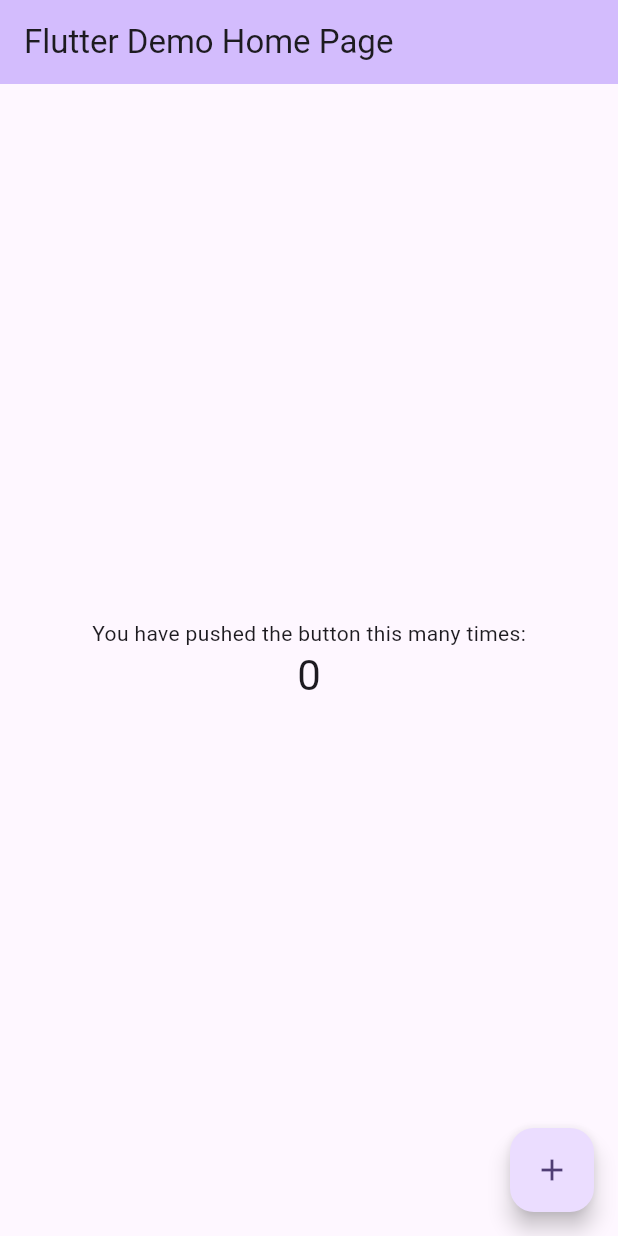
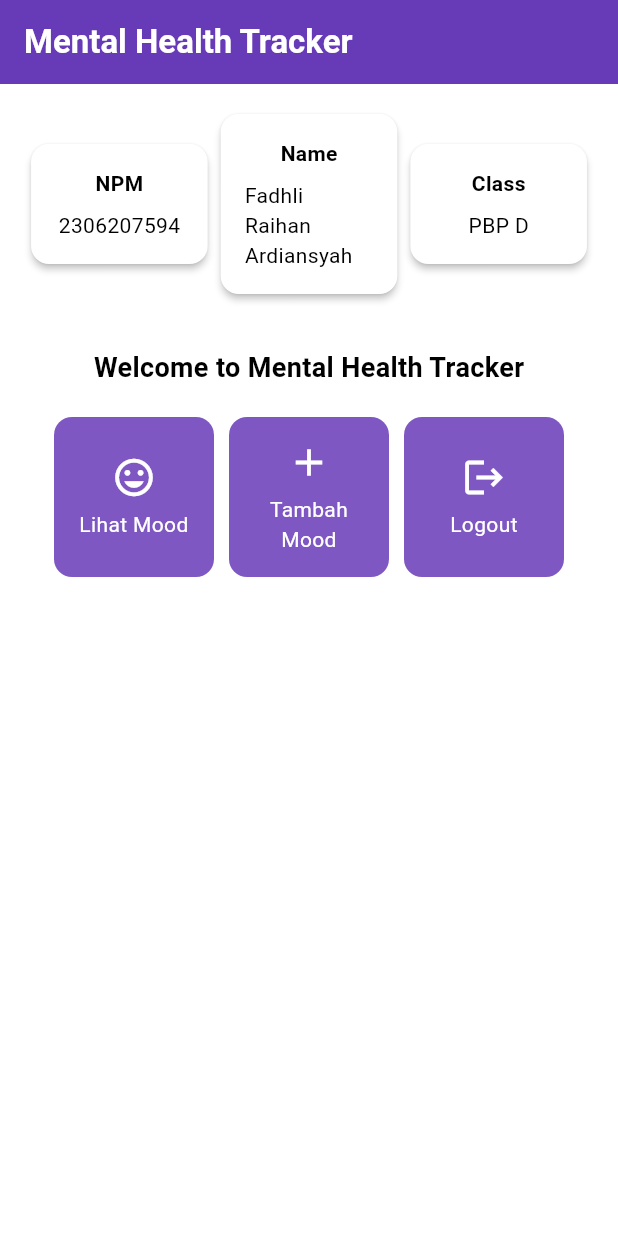
Before and after one commit to Bakuwan/mental-health-tracker-mobile, a Flutter app: the screen it shows after launch, on a phone screen of 412 x 824 dp. Run offline on Flutter 3.47's test engine with Material 3 defaults, Android fonts, the phone set to English and light mode, and no system bars.

Commit message:
Tutorial 6 PBP

```diff
--- a/lib/main.dart
+++ b/lib/main.dart
@@ -1,4 +1,5 @@
 import 'package:flutter/material.dart';
+import 'package:mental_health_tracker/menu.dart';
 
 void main() {
   runApp(const MyApp());
@@ -7,119 +8,16 @@ void main() {
 class MyApp extends StatelessWidget {
   const MyApp({super.key});
 
-  // This widget is the root of your application.
   @override
   Widget build(BuildContext context) {
     return MaterialApp(
       title: 'Flutter Demo',
       theme: ThemeData(
-        // This is the theme of your application.
-        //
-        // TRY THIS: Try running your application with "flutter run". You'll see
-        // the application has a purple toolbar. Then, without quitting the app,
-        // try changing the seedColor in the colorScheme below to Colors.green
-        // and then invoke "hot reload" (save your changes or press the "hot
-        // reload" button in a Flutter-supported IDE, or press "r" if you used
-        // the command line to start the app).
-        //
-        // Notice that the counter didn't reset back to zero; the application
-        // state is not lost during the reload. To reset the state, use hot
-        // restart instead.
-        //
-        // This works for code too, not just values: Most code changes can be
-        // tested with just a hot reload.
-        colorScheme: ColorScheme.fromSeed(seedColor: Colors.deepPurple),
-        useMaterial3: true,
+        colorScheme: ColorScheme.fromSwatch(
+        primarySwatch: Colors.deepPurple,
+        ).copyWith(secondary: Colors.deepPurple[400]),
       ),
-      home: const MyHomePage(title: 'Flutter Demo Home Page'),
+      home: MyHomePage(),
     );
   }
 }
-
-class MyHomePage extends StatefulWidget {
-  const MyHomePage({super.key, required this.title});
-
-  // This widget is the home page of your application. It is stateful, meaning
-  // that it has a State object (defined below) that contains fields that affect
-  // how it looks.
-
-  // This class is the configuration for the state. It holds the values (in this
-  // case the title) provided by the parent (in this case the App widget) and
-  // used by the build method of the State. Fields in a Widget subclass are
-  // always marked "final".
-
-  final String title;
-
-  @override
-  State<MyHomePage> createState() => _MyHomePageState();
-}
-
-class _MyHomePageState extends State<MyHomePage> {
-  int _counter = 0;
-
-  void _incrementCounter() {
-    setState(() {
-      // This call to setState tells the Flutter framework that something has
-      // changed in this State, which causes it to rerun the build method below
-      // so that the display can reflect the updated values. If we changed
-      // _counter without calling setState(), then the build method would not be
-      // called again, and so nothing would appear to happen.
-      _counter++;
-    });
-  }
-
-  @override
-  Widget build(BuildContext context) {
-    // This method is rerun every time setState is called, for instance as done
-    // by the _incrementCounter method above.
-    //
-    // The Flutter framework has been optimized to make rerunning build methods
-    // fast, so that you can just rebuild anything that needs updating rather
-    // than having to individually change instances of widgets.
-    return Scaffold(
-      appBar: AppBar(
-        // TRY THIS: Try changing the color here to a specific color (to
-        // Colors.amber, perhaps?) and trigger a hot reload to see the AppBar
-        // change color while the other colors stay the same.
-        backgroundColor: Theme.of(context).colorScheme.inversePrimary,
-        // Here we take the value from the MyHomePage object that was created by
-        // the App.build method, and use it to set our appbar title.
-        title: Text(widget.title),
-      ),
-      body: Center(
-        // Center is a layout widget. It takes a single child and positions it
-        // in the middle of the parent.
-        child: Column(
-          // Column is also a layout widget. It takes a list of children and
-          // arranges them vertically. By default, it sizes itself to fit its
-          // children horizontally, and tries to be as tall as its parent.
-          //
-          // Column has various properties to control how it sizes itself and
-          // how it positions its children. Here we use mainAxisAlignment to
-          // center the children vertically; the main axis here is the vertical
-          // axis because Columns are vertical (the cross axis would be
-          // horizontal).
-          //
-          // TRY THIS: Invoke "debug painting" (choose the "Toggle Debug Paint"
-          // action in the IDE, or press "p" in the console), to see the
-          // wireframe for each widget.
-          mainAxisAlignment: MainAxisAlignment.center,
-          children: <Widget>[
-            const Text(
-              'You have pushed the button this many times:',
-            ),
-            Text(
-              '$_counter',
-              style: Theme.of(context).textTheme.headlineMedium,
-            ),
-          ],
-        ),
-      ),
-      floatingActionButton: FloatingActionButton(
-        onPressed: _incrementCounter,
-        tooltip: 'Increment',
-        child: const Icon(Icons.add),
-      ), // This trailing comma makes auto-formatting nicer for build methods.
-    );
-  }
-}
--- /dev/null
+++ b/lib/menu.dart
@@ -0,0 +1,187 @@
+import 'package:flutter/material.dart';
+
+class MyHomePage extends StatelessWidget {
+    MyHomePage({super.key});
+
+    final String npm = '2306207594'; // NPM
+    final String name = 'Fadhli Raihan Ardiansyah'; // Nama
+    final String className = 'PBP D'; // Kelas
+
+    final List<ItemHomepage> items = [
+        ItemHomepage("Lihat Mood", Icons.mood),
+        ItemHomepage("Tambah Mood", Icons.add),
+        ItemHomepage("Logout", Icons.logout),
+    ];
+    @override
+    Widget build(BuildContext context) {
+    // Scaffold menyediakan struktur dasar halaman dengan AppBar dan body.
+    return Scaffold(
+      // AppBar adalah bagian atas halaman yang menampilkan judul.
+      appBar: AppBar(
+        // Judul aplikasi "Mental Health Tracker" dengan teks putih dan tebal.
+        title: const Text(
+          'Mental Health Tracker',
+          style: TextStyle(
+            color: Colors.white,
+            fontWeight: FontWeight.bold,
+          ),
+        ),
+        // Warna latar belakang AppBar diambil dari skema warna tema aplikasi.
+        backgroundColor: Theme.of(context).colorScheme.primary,
+      ),
+      // Body halaman dengan padding di sekelilingnya.
+      body: Padding(
+        padding: const EdgeInsets.all(16.0),
+        // Menyusun widget secara vertikal dalam sebuah kolom.
+        child: Column(
+          crossAxisAlignment: CrossAxisAlignment.center,
+          children: [
+            // Row untuk menampilkan 3 InfoCard secara horizontal.
+            Row(
+              mainAxisAlignment: MainAxisAlignment.spaceEvenly,
+              children: [
+                InfoCard(title: 'NPM', content: npm),
+                InfoCard(title: 'Name', content: name),
+                InfoCard(title: 'Class', content: className),
+              ],
+            ),
+
+            // Memberikan jarak vertikal 16 unit.
+            const SizedBox(height: 16.0),
+
+            // Menempatkan widget berikutnya di tengah halaman.
+            Center(
+              child: Column(
+                // Menyusun teks dan grid item secara vertikal.
+
+                children: [
+                  // Menampilkan teks sambutan dengan gaya tebal dan ukuran 18.
+                  const Padding(
+                    padding: EdgeInsets.only(top: 16.0),
+                    child: Text(
+                      'Welcome to Mental Health Tracker',
+                      style: TextStyle(
+                        fontWeight: FontWeight.bold,
+                        fontSize: 18.0,
+                      ),
+                    ),
+                  ),
+
+                  // Grid untuk menampilkan ItemCard dalam bentuk grid 3 kolom.
+                  GridView.count(
+                    primary: true,
+                    padding: const EdgeInsets.all(20),
+                    crossAxisSpacing: 10,
+                    mainAxisSpacing: 10,
+                    crossAxisCount: 3,
+                    // Agar grid menyesuaikan tinggi kontennya.
+                    shrinkWrap: true,
+
+                    // Menampilkan ItemCard untuk setiap item dalam list items.
+                    children: items.map((ItemHomepage item) {
+                      return ItemCard(item);
+                    }).toList(),
+                  ),
+                ],
+              ),
+            ),
+          ],
+        ),
+      ),
+    );
+  }
+}
+
+class InfoCard extends StatelessWidget {
+  // Kartu informasi yang menampilkan title dan content.
+
+  final String title;  // Judul kartu.
+  final String content;  // Isi kartu.
+
+  const InfoCard({super.key, required this.title, required this.content});
+
+  @override
+  Widget build(BuildContext context) {
+    return Card(
+      // Membuat kotak kartu dengan bayangan dibawahnya.
+      elevation: 2.0,
+      child: Container(
+        // Mengatur ukuran dan jarak di dalam kartu.
+        width: MediaQuery.of(context).size.width / 3.5, // menyesuaikan dengan lebar device yang digunakan.
+        padding: const EdgeInsets.all(16.0),
+        // Menyusun title dan content secara vertikal.
+        child: Column(
+          children: [
+            Text(
+              title,
+              style: const TextStyle(fontWeight: FontWeight.bold),
+            ),
+            const SizedBox(height: 8.0),
+            Text(content),
+          ],
+        ),
+      ),
+    );
+  }
+}
+
+class ItemHomepage {
+     final String name;
+     final IconData icon;
+
+     ItemHomepage(this.name, this.icon);
+}
+
+class ItemCard extends StatelessWidget {
+  // Menampilkan kartu dengan ikon dan nama.
+
+  final ItemHomepage item;
+
+  const ItemCard(this.item, {super.key});
+
+  @override
+  Widget build(BuildContext context) {
+    return Material(
+      // Menentukan warna latar belakang dari tema aplikasi.
+      color: Theme.of(context).colorScheme.secondary,
+      // Membuat sudut kartu melengkung.
+      borderRadius: BorderRadius.circular(12),
+
+      child: InkWell(
+        // Aksi ketika kartu ditekan.
+        onTap: () {
+          // Menampilkan pesan SnackBar saat kartu ditekan.
+          ScaffoldMessenger.of(context)
+            ..hideCurrentSnackBar()
+            ..showSnackBar(
+              SnackBar(content: Text("Kamu telah menekan tombol ${item.name}!"))
+            );
+        },
+        // Container untuk menyimpan Icon dan Text
+        child: Container(
+          padding: const EdgeInsets.all(8),
+          child: Center(
+            child: Column(
+              // Menyusun ikon dan teks di tengah kartu.
+              mainAxisAlignment: MainAxisAlignment.center,
+              children: [
+                Icon(
+                  item.icon,
+                  color: Colors.white,
+                  size: 30.0,
+                ),
+                const Padding(padding: EdgeInsets.all(3)),
+                Text(
+                  item.name,
+                  textAlign: TextAlign.center,
+                  style: const TextStyle(color: Colors.white),
+                ),
+              ],
+            ),
+          ),
+        ),
+      ),
+    );
+  }
+
+}
```
